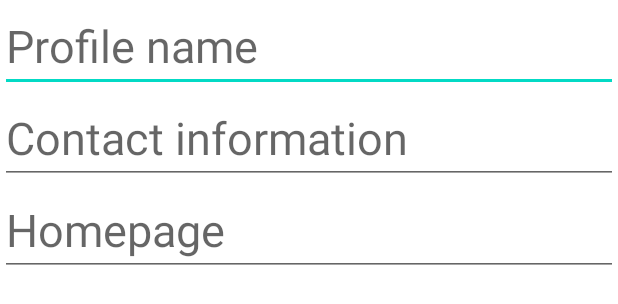
After one commit to CMPUT301W24T24/402-Payment-Required, an Android app: the layout fragment_edit_profile.xml on its own in the app's theme, with its tools: preview values and no code run, on a phone screen of 412 x 824 dp. The commit adds this screen. Shown: the top 304 px of the screen. Run offline under Robolectric (Android 15) with nearby library versions, the phone set to English and light mode, and no system bars.

Commit message:
Finish Edit Profile.java code

```diff
--- a/src/app/src/main/java/com/example/qrcheckin/user/profile/ProfileFragment.java
+++ b/src/app/src/main/java/com/example/qrcheckin/user/profile/ProfileFragment.java
@@ -29,6 +29,7 @@ public class ProfileFragment extends Fragment {
         final TextView profileName = binding.profileName;
         profileViewModel.getText().observe(getViewLifecycleOwner(), profileName::setText);
         return root;
+
     }
 
     @Override
--- a/src/app/src/main/java/com/example/qrcheckin/user/profile/ProfileViewModel.java
+++ b/src/app/src/main/java/com/example/qrcheckin/user/profile/ProfileViewModel.java
@@ -9,7 +9,6 @@ public class ProfileViewModel extends ViewModel {
 
     public ProfileViewModel() {
         mText = new MutableLiveData<>();
-        mText.setValue("This is profile fragment");
     }
 
     public LiveData<String> getText() {
--- /dev/null
+++ b/src/app/src/main/res/layout/fragment_edit_profile.xml
@@ -0,0 +1,38 @@
+<?xml version="1.0" encoding="utf-8"?>
+<LinearLayout xmlns:android="http://schemas.android.com/apk/res/android"
+    xmlns:tools="http://schemas.android.com/tools"
+    android:orientation="vertical"
+    android:layout_width="match_parent"
+    android:layout_height="match_parent">
+
+    <EditText
+        android:layout_width="match_parent"
+        android:layout_height="wrap_content"
+        android:hint="Profile name"
+        android:id="@+id/edit_profile_name"
+        android:inputType="text"
+        android:textSize="30sp"
+        tools:ignore="HardcodedText">
+    </EditText>
+
+    <EditText
+        android:layout_width="match_parent"
+        android:layout_height="wrap_content"
+        android:hint="Contact information"
+        android:textSize="30sp"
+        android:inputType="text"
+        android:id="@+id/edit_profile_contact"
+        tools:ignore="HardcodedText">
+    </EditText>
+
+    <EditText
+        android:layout_width="match_parent"
+        android:layout_height="wrap_content"
+        android:hint="Homepage"
+        android:textSize="30sp"
+        android:id="@+id/edit_profile_homepage"
+        android:inputType="text"
+        tools:ignore="HardcodedText">
+    </EditText>
+
+</LinearLayout>
--- a/src/app/src/main/res/layout/fragment_profile.xml
+++ b/src/app/src/main/res/layout/fragment_profile.xml
@@ -135,7 +135,7 @@
         android:layout_height="wrap_content"
         android:layout_marginStart="30dp"
         android:layout_marginTop="512dp"
-        android:text="Hopepage Link"
+        android:text="Homepage Link"
         android:textColor="@color/teal_700"
         android:textSize="20sp"
         app:layout_constraintStart_toStartOf="parent"
```
Also changed, not shown: src/app/src/main/java/com/example/qrcheckin/user/profile/EditProfileFragment.java (added, +91 -0 lines).
